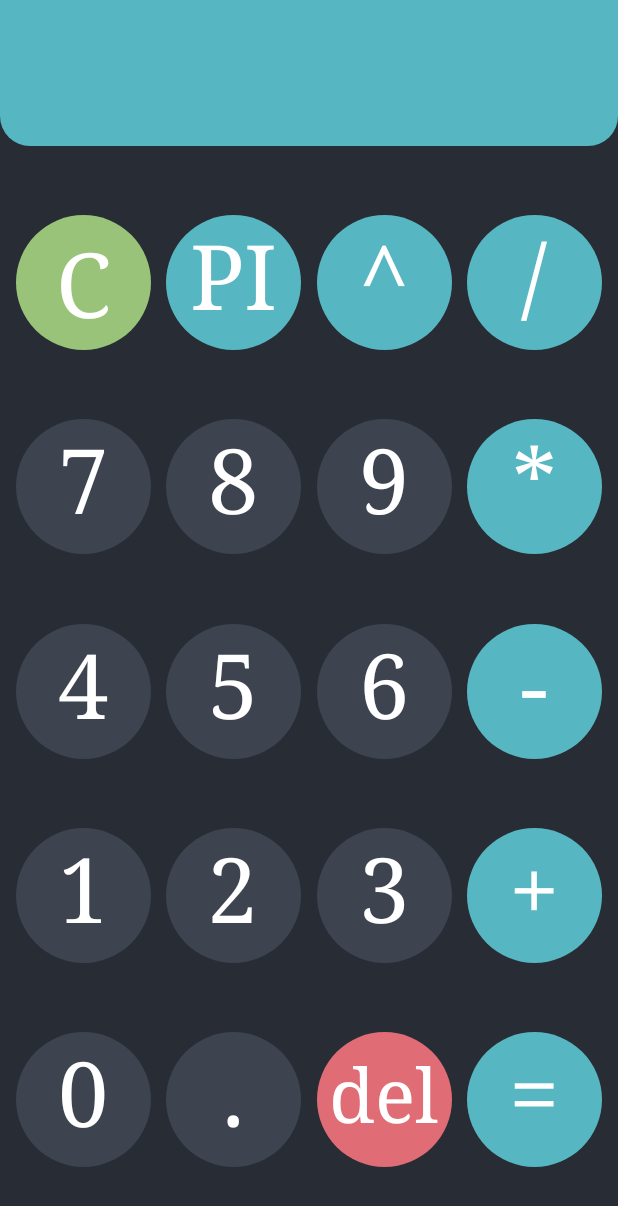
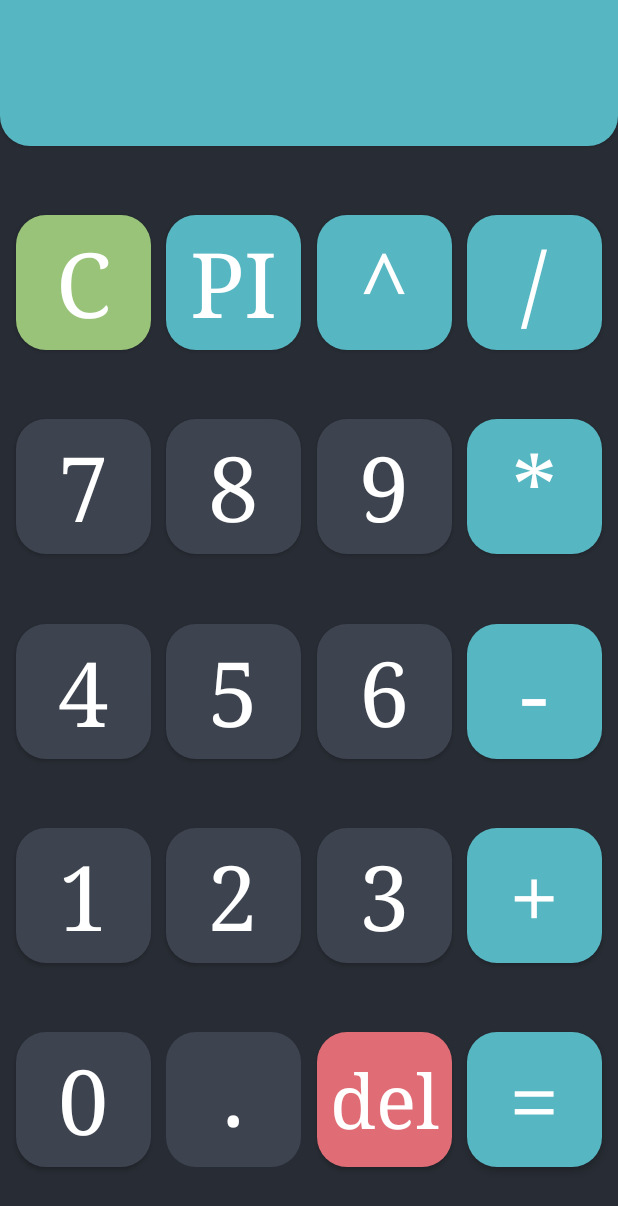
Before and after one commit to YamamotoTsunetomo/android_mini_apps, an Android app: the screen it shows after launch (MainActivity), on a phone screen of 412 x 824 dp. Shown: the top 1206 px of the screen. Run offline under Robolectric (Android 15) with nearby library versions, the phone set to English and light mode, and no system bars.

Commit message:
minor changes

```diff
--- a/simple_calculator/app/src/main/java/com/example/simplecalculator/MainActivity.kt
+++ b/simple_calculator/app/src/main/java/com/example/simplecalculator/MainActivity.kt
@@ -1,6 +1,7 @@
 package com.example.simplecalculator
 
 import android.os.Bundle
+import android.text.method.ScrollingMovementMethod
 import android.widget.TextView
 import androidx.appcompat.app.AppCompatActivity
 import kotlinx.android.synthetic.main.activity_main.*
@@ -10,9 +11,16 @@ import kotlin.math.pow
 
 class MainActivity : AppCompatActivity() {
     override fun onCreate(savedInstanceState: Bundle?) {
+        // hiding action bar
+        supportActionBar?.hide()
         super.onCreate(savedInstanceState)
-        supportActionBar?.hide()
         setContentView(R.layout.activity_main)
+
+        var hasToBeDeleted = false
+
+        // making the text view scrollable
+        tvResult.movementMethod = ScrollingMovementMethod()
+
 
         val numbersAndOperatorsList = listOf<TextView>(
             tvPower, tvDivide,
@@ -20,10 +28,12 @@ class MainActivity : AppCompatActivity() {
             tvSix, tvSeven, tvEight, tvNine, tvZero, tvComma
         )
 
+        // numbers and operators functionality
         numbersAndOperatorsList.forEach { btn ->
             btn.setOnClickListener {
-                val expression = tvResult.text.toString() + btn.text.toString()
+                val expression = (if (!hasToBeDeleted) tvResult.text.toString() else "") + btn.text.toString()
                 tvResult.text = expression
+                hasToBeDeleted = false
             }
         }
 
@@ -42,14 +52,16 @@ class MainActivity : AppCompatActivity() {
 
         tvEquals.setOnClickListener {
             tvResult.text = evaluate(tvResult.text.toString())
+            hasToBeDeleted = true
         }
     }
 
     private fun evaluate(expression: String): String {
+        val isNumber = fun(x: Char) = x in '0'..'9' || x == '.'
+        val hasPrecedence = fun(op1: Char, op2: Char) = !(op1 in "*/" && (op2 in "+-"))
         val values: Stack<Double> = Stack()
         val operations: Stack<Char> = Stack()
-        val operators = "+-/*^"
-        fun isNumber(x: Char) = x in '0'..'9' || x == '.'
+
         var index = 0
         while (index < expression.length) {
             try {
@@ -62,7 +74,7 @@ class MainActivity : AppCompatActivity() {
                         index--
                     }
 
-                    expression[index] in operators -> {
+                    expression[index] in "*/+-^" -> {
                         while (!operations.empty() && hasPrecedence(
                                 expression[index],
                                 operations.peek()
@@ -87,14 +99,14 @@ class MainActivity : AppCompatActivity() {
         while (!operations.empty()) {
             values.push(applyOperation(operations.pop(), values.pop(), values.pop()))
         }
-        return values.pop().toString()
+        val result = values.pop()
+
+        if (result % 1.0 == .0)
+            return result.toInt().toString()
+
+        return result.toString()
     }
 
-    private fun hasPrecedence(op1: Char, op2: Char): Boolean {
-        if (op1 in "*/" && (op2 in "+-"))
-            return false
-        return true
-    }
 
     private fun applyOperation(op: Char, b: Double, a: Double): Double {
         when (op) {
@@ -106,6 +118,4 @@ class MainActivity : AppCompatActivity() {
         }
         return 0.0
     }
-
-
 }
--- a/simple_calculator/app/src/main/res/drawable/cyan_button_resource.xml
+++ b/simple_calculator/app/src/main/res/drawable/cyan_button_resource.xml
@@ -1,7 +1,7 @@
 <?xml version="1.0" encoding="utf-8"?>
 <shape
-    android:shape="oval"
+    android:shape="rectangle"
     xmlns:android="http://schemas.android.com/apk/res/android">
-    <corners android:radius="10dp"/>
+    <corners android:radius="20dp"/>
     <solid android:color="@color/one_dark_cyan"/>
 </shape>
--- a/simple_calculator/app/src/main/res/drawable/green_button_resource.xml
+++ b/simple_calculator/app/src/main/res/drawable/green_button_resource.xml
@@ -1,7 +1,7 @@
 <?xml version="1.0" encoding="utf-8"?>
 <shape
-    android:shape="oval"
+    android:shape="rectangle"
     xmlns:android="http://schemas.android.com/apk/res/android">
-    <corners android:radius="10dp"/>
+    <corners android:radius="20dp"/>
     <solid android:color="#98c379"/>
 </shape>
--- a/simple_calculator/app/src/main/res/drawable/red_button_resource.xml
+++ b/simple_calculator/app/src/main/res/drawable/red_button_resource.xml
@@ -1,7 +1,7 @@
 <?xml version="1.0" encoding="utf-8"?>
 <shape
-    android:shape="oval"
+    android:shape="rectangle"
     xmlns:android="http://schemas.android.com/apk/res/android">
-    <corners android:radius="10dp"/>
+    <corners android:radius="20dp"/>
     <solid android:color="@color/one_dark_red"/>
 </shape>
--- a/simple_calculator/app/src/main/res/drawable/regular_button_resource.xml
+++ b/simple_calculator/app/src/main/res/drawable/regular_button_resource.xml
@@ -1,7 +1,7 @@
 <?xml version="1.0" encoding="utf-8"?>
 <shape
-    android:shape="oval"
+    android:shape="rectangle"
     xmlns:android="http://schemas.android.com/apk/res/android">
-    <corners android:radius="10dp"/>
     <solid android:color="@color/one_dark_grayish"/>
+    <corners android:radius="20dp"/>
 </shape>
--- a/simple_calculator/app/src/main/res/layout/activity_main.xml
+++ b/simple_calculator/app/src/main/res/layout/activity_main.xml
@@ -9,9 +9,10 @@
 
     <TextView
         android:id="@+id/tvComma"
-        android:layout_width="90dp"
-        android:layout_height="90dp"
-        android:layout_margin="0dp"
+        android:layout_width="0dp"
+        android:layout_height="0dp"
+        app:layout_constraintWidth_max="90dp"
+        app:layout_constraintHeight_max="90dp"
         android:background="@drawable/regular_button_resource"
         android:fontFamily="serif"
         android:text="@string/period_btn_text"
@@ -24,11 +25,12 @@
         app:layout_constraintStart_toEndOf="@+id/tvC"
         app:layout_constraintTop_toBottomOf="@+id/tvTwo" />
 
-    <TextView
+    <androidx.appcompat.widget.AppCompatButton
         android:id="@+id/tvZero"
-        android:layout_width="90dp"
-        android:layout_height="90dp"
-        android:layout_margin="0dp"
+        android:layout_width="0dp"
+        android:layout_height="0dp"
+        app:layout_constraintWidth_max="90dp"
+        app:layout_constraintHeight_max="90dp"
         android:background="@drawable/regular_button_resource"
         android:fontFamily="serif"
         android:text="@string/zero_btn_text"
@@ -41,10 +43,12 @@
         app:layout_constraintStart_toStartOf="parent"
         app:layout_constraintTop_toBottomOf="@+id/tvOne" />
 
-    <TextView
+    <androidx.appcompat.widget.AppCompatButton
         android:id="@+id/tvEquals"
-        android:layout_width="90dp"
-        android:layout_height="90dp"
+        android:layout_width="0dp"
+        android:layout_height="0dp"
+        app:layout_constraintWidth_max="90dp"
+        app:layout_constraintHeight_max="90dp"
         android:background="@drawable/cyan_button_resource"
         android:fontFamily="serif"
         android:text="@string/equals_btn_text"
@@ -57,14 +61,17 @@
         app:layout_constraintStart_toEndOf="@+id/tvPower"
         app:layout_constraintTop_toBottomOf="@+id/tvAdd" />
 
-    <TextView
+    <androidx.appcompat.widget.AppCompatButton
         android:id="@+id/tvDelete"
-        android:layout_width="90dp"
-        android:layout_height="90dp"
+        android:layout_width="0dp"
+        android:layout_height="0dp"
+        app:layout_constraintWidth_max="90dp"
+        app:layout_constraintHeight_max="90dp"
         android:background="@drawable/red_button_resource"
         android:fontFamily="serif"
         android:padding="8dp"
-        android:text="del"
+        android:text="@string/delete_btn_text"
+        android:textAllCaps="false"
         android:textColor="@color/white"
         android:textSize="50sp"
         app:layout_constraintBottom_toBottomOf="parent"
@@ -73,10 +80,12 @@
         app:layout_constraintStart_toEndOf="@+id/tvPI"
         app:layout_constraintTop_toBottomOf="@+id/tvThree" />
 
-    <TextView
+    <androidx.appcompat.widget.AppCompatButton
         android:id="@+id/tvThree"
-        android:layout_width="90dp"
-        android:layout_height="90dp"
+        android:layout_width="0dp"
+        android:layout_height="0dp"
+        app:layout_constraintWidth_max="90dp"
+        app:layout_constraintHeight_max="90dp"
         android:layout_margin="0dp"
         android:background="@drawable/regular_button_resource"
         android:fontFamily="serif"
@@ -90,10 +99,12 @@
         app:layout_constraintStart_toEndOf="@+id/tvPI"
         app:layout_constraintTop_toBottomOf="@+id/tvSix" />
 
-    <TextView
+    <androidx.appcompat.widget.AppCompatButton
         android:id="@+id/tvOne"
-        android:layout_width="90dp"
-        android:layout_height="90dp"
+        android:layout_width="0dp"
+        android:layout_height="0dp"
+        app:layout_constraintWidth_max="90dp"
+        app:layout_constraintHeight_max="90dp"
         android:layout_margin="0dp"
         android:background="@drawable/regular_button_resource"
         android:fontFamily="serif"
@@ -107,10 +118,12 @@
         app:layout_constraintStart_toStartOf="parent"
         app:layout_constraintTop_toBottomOf="@+id/tvFour" />
 
-    <TextView
+    <androidx.appcompat.widget.AppCompatButton
         android:id="@+id/tvAdd"
-        android:layout_width="90dp"
-        android:layout_height="90dp"
+        android:layout_width="0dp"
+        android:layout_height="0dp"
+        app:layout_constraintWidth_max="90dp"
+        app:layout_constraintHeight_max="90dp"
         android:layout_margin="0dp"
         android:background="@drawable/cyan_button_resource"
         android:fontFamily="serif"
@@ -124,10 +137,12 @@
         app:layout_constraintStart_toEndOf="@+id/tvPower"
         app:layout_constraintTop_toBottomOf="@+id/tvSubtract" />
 
-    <TextView
+    <androidx.appcompat.widget.AppCompatButton
         android:id="@+id/tvTwo"
-        android:layout_width="90dp"
-        android:layout_height="90dp"
+        android:layout_width="0dp"
+        android:layout_height="0dp"
+        app:layout_constraintWidth_max="90dp"
+        app:layout_constraintHeight_max="90dp"
         android:layout_margin="0dp"
         android:background="@drawable/regular_button_resource"
         android:fontFamily="serif"
@@ -141,10 +156,12 @@
         app:layout_constraintStart_toEndOf="@+id/tvC"
         app:layout_constraintTop_toBottomOf="@+id/tvFive" />
 
-    <TextView
+    <androidx.appcompat.widget.AppCompatButton
         android:id="@+id/tvNine"
-        android:layout_width="90dp"
-        android:layout_height="90dp"
+        android:layout_width="0dp"
+        android:layout_height="0dp"
+        app:layout_constraintWidth_max="90dp"
+        app:layout_constraintHeight_max="90dp"
         android:layout_margin="0dp"
         android:background="@drawable/regular_button_resource"
         android:fontFamily="serif"
@@ -158,11 +175,12 @@
         app:layout_constraintStart_toEndOf="@+id/tvPI"
         app:layout_constraintTop_toBottomOf="@+id/tvPower" />
 
-    <TextView
+    <androidx.appcompat.widget.AppCompatButton
         android:id="@+id/tvSeven"
-        android:layout_width="90dp"
-        android:layout_height="90dp"
-        android:layout_margin="0dp"
+        android:layout_width="0dp"
+        android:layout_height="0dp"
+        app:layout_constraintWidth_max="90dp"
+        app:layout_constraintHeight_max="90dp"
 
         android:background="@drawable/regular_button_resource"
         android:fontFamily="serif"
@@ -176,11 +194,12 @@
         app:layout_constraintStart_toStartOf="parent"
         app:layout_constraintTop_toBottomOf="@+id/tvC" />
 
-    <TextView
+    <androidx.appcompat.widget.AppCompatButton
         android:id="@+id/tvMultiply"
-        android:layout_width="90dp"
-        android:layout_height="90dp"
-        android:layout_margin="0dp"
+        android:layout_width="0dp"
+        android:layout_height="0dp"
+        app:layout_constraintWidth_max="90dp"
+        app:layout_constraintHeight_max="90dp"
         android:background="@drawable/cyan_button_resource"
         android:fontFamily="serif"
         android:text="@string/multiply_btn_text"
@@ -193,11 +212,12 @@
         app:layout_constraintStart_toEndOf="@+id/tvPower"
         app:layout_constraintTop_toBottomOf="@+id/tvDivide" />
 
-    <TextView
+    <androidx.appcompat.widget.AppCompatButton
         android:id="@+id/tvEight"
-        android:layout_width="90dp"
-        android:layout_height="90dp"
-        android:layout_margin="0dp"
+        android:layout_width="0dp"
+        android:layout_height="0dp"
+        app:layout_constraintWidth_max="90dp"
+        app:layout_constraintHeight_max="90dp"
         android:background="@drawable/regular_button_resource"
         android:fontFamily="serif"
         android:text="@string/eight_btn_text"
@@ -210,11 +230,12 @@
         app:layout_constraintStart_toEndOf="@+id/tvC"
         app:layout_constraintTop_toBottomOf="@+id/tvPI" />
 
-    <TextView
+    <androidx.appcompat.widget.AppCompatButton
         android:id="@+id/tvFive"
-        android:layout_width="90dp"
-        android:layout_height="90dp"
-        android:layout_margin="0dp"
+        android:layout_width="0dp"
+        android:layout_height="0dp"
+        app:layout_constraintWidth_max="90dp"
+        app:layout_constraintHeight_max="90dp"
         android:background="@drawable/regular_button_resource"
         android:fontFamily="serif"
         android:text="@string/five_btn_text"
@@ -227,11 +248,12 @@
         app:layout_constraintStart_toEndOf="@+id/tvC"
         app:layout_constraintTop_toBottomOf="@+id/tvEight" />
 
-    <TextView
+    <androidx.appcompat.widget.AppCompatButton
         android:id="@+id/tvFour"
-        android:layout_width="90dp"
-        android:layout_height="90dp"
-        android:layout_margin="0dp"
+        android:layout_width="0dp"
+        android:layout_height="0dp"
+        app:layout_constraintWidth_max="90dp"
+        app:layout_constraintHeight_max="90dp"
         android:background="@drawable/regular_button_resource"
         android:fontFamily="serif"
         android:text="@string/four_btn_text"
@@ -244,11 +266,12 @@
         app:layout_constraintStart_toStartOf="parent"
         app:layout_constraintTop_toBottomOf="@+id/tvSeven" />
 
-    <TextView
+    <androidx.appcompat.widget.AppCompatButton
         android:id="@+id/tvSubtract"
-        android:layout_width="90dp"
-        android:layout_height="90dp"
-        android:layout_margin="0dp"
+        android:layout_width="0dp"
+        android:layout_height="0dp"
+        app:layout_constraintWidth_max="90dp"
+        app:layout_constraintHeight_max="90dp"
         android:background="@drawable/cyan_button_resource"
         android:fontFamily="serif"
         android:text="@string/minus_btn_text"
@@ -261,11 +284,12 @@
         app:layout_constraintStart_toEndOf="@+id/tvPower"
         app:layout_constraintTop_toBottomOf="@+id/tvMultiply" />
 
-    <TextView
+    <androidx.appcompat.widget.AppCompatButton
         android:id="@+id/tvSix"
-        android:layout_width="90dp"
-        android:layout_height="90dp"
-        android:layout_margin="0dp"
+        android:layout_width="0dp"
+        android:layout_height="0dp"
+        app:layout_constraintWidth_max="90dp"
+        app:layout_constraintHeight_max="90dp"
         android:background="@drawable/regular_button_resource"
         android:fontFamily="serif"
         android:text="@string/six_btn_text"
@@ -279,11 +303,13 @@
         app:layout_constraintTop_toBottomOf="@+id/tvNine" />
 
 
-    <TextView
+    <androidx.appcompat.widget.AppCompatButton
         android:id="@+id/tvResult"
+        android:scrollbars = "vertical"
         android:fontFamily="serif"
         android:layout_width="0dp"
         android:layout_height="wrap_content"
+        android:maxHeight="150dp"
         android:background="@drawable/result_text_view_resource"
         android:padding="16dp"
         android:textAlignment="viewEnd"
@@ -294,11 +320,12 @@
         app:layout_constraintStart_toStartOf="parent"
         app:layout_constraintTop_toTopOf="parent" />
 
-    <TextView
+    <androidx.appcompat.widget.AppCompatButton
         android:id="@+id/tvPI"
-        android:layout_width="90dp"
-        android:layout_height="90dp"
-        android:layout_margin="0dp"
+        android:layout_width="0dp"
+        android:layout_height="0dp"
+        app:layout_constraintWidth_max="90dp"
+        app:layout_constraintHeight_max="90dp"
         android:background="@drawable/cyan_button_resource"
         android:fontFamily="serif"
         android:text="@string/pi_btn_text"
@@ -311,11 +338,12 @@
         app:layout_constraintStart_toEndOf="@+id/tvC"
         app:layout_constraintTop_toBottomOf="@+id/tvResult" />
 
-    <TextView
+    <androidx.appcompat.widget.AppCompatButton
         android:id="@+id/tvPower"
-        android:layout_width="90dp"
-        android:layout_height="90dp"
-        android:layout_margin="0dp"
+        android:layout_width="0dp"
+        android:layout_height="0dp"
+        app:layout_constraintWidth_max="90dp"
+        app:layout_constraintHeight_max="90dp"
         android:background="@drawable/cyan_button_resource"
         android:fontFamily="serif"
         android:text="@string/power_btn_text"
@@ -328,11 +356,12 @@
         app:layout_constraintStart_toEndOf="@+id/tvPI"
         app:layout_constraintTop_toBottomOf="@+id/tvResult" />
 
-    <TextView
+    <androidx.appcompat.widget.AppCompatButton
         android:id="@+id/tvDivide"
-        android:layout_width="90dp"
-        android:layout_height="90dp"
-        android:layout_margin="0dp"
+        android:layout_width="0dp"
+        android:layout_height="0dp"
+        app:layout_constraintWidth_max="90dp"
+        app:layout_constraintHeight_max="90dp"
         android:background="@drawable/cyan_button_resource"
         android:fontFamily="serif"
         android:text="@string/divide_btn_text"
@@ -345,12 +374,14 @@
         app:layout_constraintStart_toEndOf="@+id/tvPower"
         app:layout_constraintTop_toBottomOf="@+id/tvResult" />
 
-    <TextView
+    <androidx.appcompat.widget.AppCompatButton
         style="@android:style/Widget.Button"
         android:clickable="false"
         android:id="@+id/tvC"
-        android:layout_width="90dp"
-        android:layout_height="90dp"
+        android:layout_width="0dp"
+        android:layout_height="0dp"
+        app:layout_constraintWidth_max="90dp"
+        app:layout_constraintHeight_max="90dp"
         android:layout_margin="0dp"
         android:background="@drawable/green_button_resource"
         android:fontFamily="serif"
--- a/simple_calculator/app/src/main/res/values/strings.xml
+++ b/simple_calculator/app/src/main/res/values/strings.xml
@@ -21,4 +21,5 @@
     <string name="result_text">123</string>
     <string name="pi_btn_text">PI</string>
     <string name="power_btn_text">^</string>
+    <string name="delete_btn_text">del</string>
 </resources>
```
